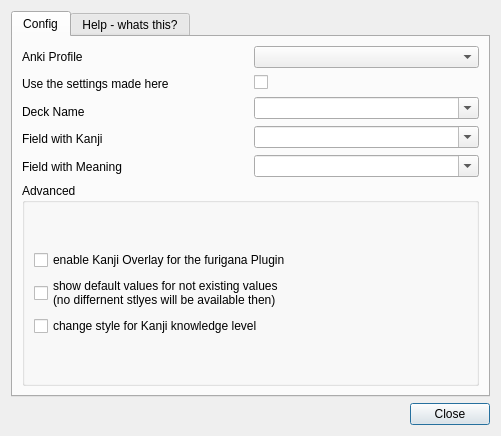
PerplexityCoding/KanjiKeywordOverlay, file kol/KolConfigGui.ui: the form before one commit.
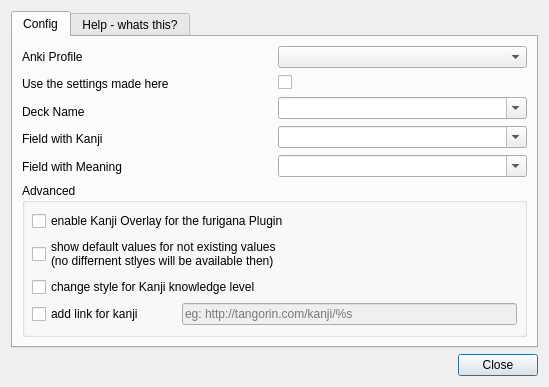
The form after the commit.

Commit message: Add option to add a link on kanji

Diff of the .ui file:
```diff
--- a/kol/KolConfigGui.ui
+++ b/kol/KolConfigGui.ui
@@ -6,8 +6,8 @@
    <rect>
     <x>0</x>
     <y>0</y>
-    <width>501</width>
-    <height>436</height>
+    <width>549</width>
+    <height>387</height>
    </rect>
   </property>
   <property name="windowTitle">
@@ -135,8 +135,17 @@
             <string>Advanced</string>
            </property>
            <layout class="QVBoxLayout" name="verticalLayout_10">
+            <property name="margin">
+             <number>2</number>
+            </property>
             <item>
              <layout class="QVBoxLayout" name="verticalLayout_7">
+              <property name="leftMargin">
+               <number>5</number>
+              </property>
+              <property name="rightMargin">
+               <number>5</number>
+              </property>
               <item>
                <widget class="QCheckBox" name="chkDisplayWithFuriganaMod">
                 <property name="layoutDirection">
@@ -165,6 +174,36 @@
                 </property>
                </widget>
               </item>
+              <item>
+               <layout class="QHBoxLayout" name="horizontalLayout_2">
+                <property name="spacing">
+                 <number>0</number>
+                </property>
+                <item>
+                 <widget class="QCheckBox" name="chkKanjiLink">
+                  <property name="minimumSize">
+                   <size>
+                    <width>150</width>
+                    <height>0</height>
+                   </size>
+                  </property>
+                  <property name="text">
+                   <string>add link for kanji</string>
+                  </property>
+                 </widget>
+                </item>
+                <item>
+                 <widget class="QLineEdit" name="editKanjiLink">
+                  <property name="enabled">
+                   <bool>false</bool>
+                  </property>
+                  <property name="placeholderText">
+                   <string>eg: http://tangorin.com/kanji/%s</string>
+                  </property>
+                 </widget>
+                </item>
+               </layout>
+              </item>
              </layout>
             </item>
            </layout>
```
Left out of the diff: 2 changed lines with no effect on the pictures. The commit also changes 6 other files.
